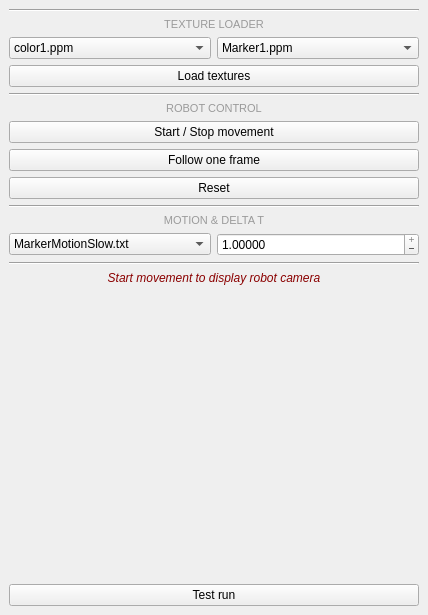
MathiasThor/rovi_final, file robotics/SamplePluginPA10/src/SamplePlugin.ui: the form before one commit.
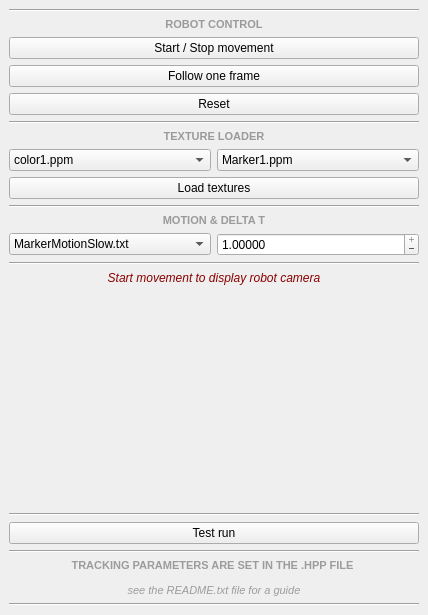
The form after the commit.

Diff of the .ui file:
```diff
--- a/robotics/SamplePluginPA10/src/SamplePlugin.ui
+++ b/robotics/SamplePluginPA10/src/SamplePlugin.ui
@@ -24,10 +24,45 @@
         </property>
        </widget>
       </item>
+      <item>
+       <widget class="QLabel" name="label_2">
+        <property name="text">
+         <string>&lt;html&gt;&lt;head/&gt;&lt;body&gt;&lt;p align=&quot;center&quot;&gt;&lt;span style=&quot; font-size:8pt; font-weight:600; color:#9a9a9a;&quot;&gt;ROBOT CONTROL&lt;/span&gt;&lt;/p&gt;&lt;/body&gt;&lt;/html&gt;</string>
+        </property>
+       </widget>
+      </item>
+      <item>
+       <widget class="QPushButton" name="_startStopMovement">
+        <property name="text">
+         <string>Start / Stop movement</string>
+        </property>
+       </widget>
+      </item>
+      <item>
+       <widget class="QPushButton" name="_followMarker">
+        <property name="text">
+         <string>Follow one frame</string>
+        </property>
+       </widget>
+      </item>
+      <item>
+       <widget class="QPushButton" name="_resetSim">
+        <property name="text">
+         <string>Reset</string>
+        </property>
+       </widget>
+      </item>
+      <item>
+       <widget class="Line" name="line_3">
+        <property name="orientation">
+         <enum>Qt::Horizontal</enum>
+        </property>
+       </widget>
+      </item>
       <item>
        <widget class="QLabel" name="label">
         <property name="text">
-         <string>&lt;html&gt;&lt;head/&gt;&lt;body&gt;&lt;p align=&quot;center&quot;&gt;&lt;span style=&quot; font-size:8pt; color:#9a9a9a;&quot;&gt;TEXTURE LOADER&lt;/span&gt;&lt;/p&gt;&lt;/body&gt;&lt;/html&gt;</string>
+         <string>&lt;html&gt;&lt;head/&gt;&lt;body&gt;&lt;p align=&quot;center&quot;&gt;&lt;span style=&quot; font-size:8pt; font-weight:600; color:#9a9a9a;&quot;&gt;TEXTURE LOADER&lt;/span&gt;&lt;/p&gt;&lt;/body&gt;&lt;/html&gt;</string>
         </property>
        </widget>
       </item>
@@ -96,42 +131,7 @@
        </widget>
       </item>
       <item>
-       <widget class="Line" name="line">
-        <property name="orientation">
-         <enum>Qt::Horizontal</enum>
-        </property>
-       </widget>
-      </item>
-      <item>
-       <widget class="QLabel" name="label_2">
-        <property name="text">
-         <string>&lt;html&gt;&lt;head/&gt;&lt;body&gt;&lt;p align=&quot;center&quot;&gt;&lt;span style=&quot; font-size:8pt; color:#9a9a9a;&quot;&gt;ROBOT CONTROL&lt;/span&gt;&lt;/p&gt;&lt;/body&gt;&lt;/html&gt;</string>
-        </property>
-       </widget>
-      </item>
-      <item>
-       <widget class="QPushButton" name="_startStopMovement">
-        <property name="text">
-         <string>Start / Stop movement</string>
-        </property>
-       </widget>
-      </item>
-      <item>
-       <widget class="QPushButton" name="_followMarker">
-        <property name="text">
-         <string>Follow one frame</string>
-        </property>
-       </widget>
-      </item>
-      <item>
-       <widget class="QPushButton" name="_resetSim">
-        <property name="text">
-         <string>Reset</string>
-        </property>
-       </widget>
-      </item>
-      <item>
-       <widget class="Line" name="line_3">
+       <widget class="Line" name="line_6">
         <property name="orientation">
          <enum>Qt::Horizontal</enum>
         </property>
@@ -140,7 +140,7 @@
       <item>
        <widget class="QLabel" name="label_3">
         <property name="text">
-         <string>&lt;html&gt;&lt;head/&gt;&lt;body&gt;&lt;p align=&quot;center&quot;&gt;&lt;span style=&quot; font-size:8pt; color:#9a9a9a;&quot;&gt;MOTION &amp;amp; DELTA T&lt;/span&gt;&lt;/p&gt;&lt;/body&gt;&lt;/html&gt;</string>
+         <string>&lt;html&gt;&lt;head/&gt;&lt;body&gt;&lt;p align=&quot;center&quot;&gt;&lt;span style=&quot; font-size:8pt; font-weight:600; color:#9a9a9a;&quot;&gt;MOTION &amp;amp; DELTA T&lt;/span&gt;&lt;/p&gt;&lt;/body&gt;&lt;/html&gt;</string>
         </property>
        </widget>
       </item>
@@ -219,6 +219,13 @@
         </property>
        </spacer>
       </item>
+      <item>
+       <widget class="Line" name="line_7">
+        <property name="orientation">
+         <enum>Qt::Horizontal</enum>
+        </property>
+       </widget>
+      </item>
       <item>
        <widget class="QPushButton" name="_testRun">
         <property name="text">
@@ -226,6 +233,27 @@
         </property>
        </widget>
       </item>
+      <item>
+       <widget class="Line" name="line">
+        <property name="orientation">
+         <enum>Qt::Horizontal</enum>
+        </property>
+       </widget>
+      </item>
+      <item>
+       <widget class="QLabel" name="label_4">
+        <property name="text">
+         <string>&lt;html&gt;&lt;head/&gt;&lt;body&gt;&lt;p align=&quot;center&quot;&gt;&lt;span style=&quot; font-size:8pt; font-weight:600; color:#9c9c9c;&quot;&gt;TRACKING PARAMETERS ARE SET IN THE .HPP FILE &lt;/span&gt;&lt;/p&gt;&lt;p align=&quot;center&quot;&gt;&lt;span style=&quot; font-size:8pt; font-style:italic; color:#9c9c9c;&quot;&gt;see the README.txt file for a guide&lt;/span&gt;&lt;/p&gt;&lt;/body&gt;&lt;/html&gt;</string>
+        </property>
+       </widget>
+      </item>
+      <item>
+       <widget class="Line" name="line_5">
+        <property name="orientation">
+         <enum>Qt::Horizontal</enum>
+        </property>
+       </widget>
+      </item>
      </layout>
     </item>
    </layout>
```
